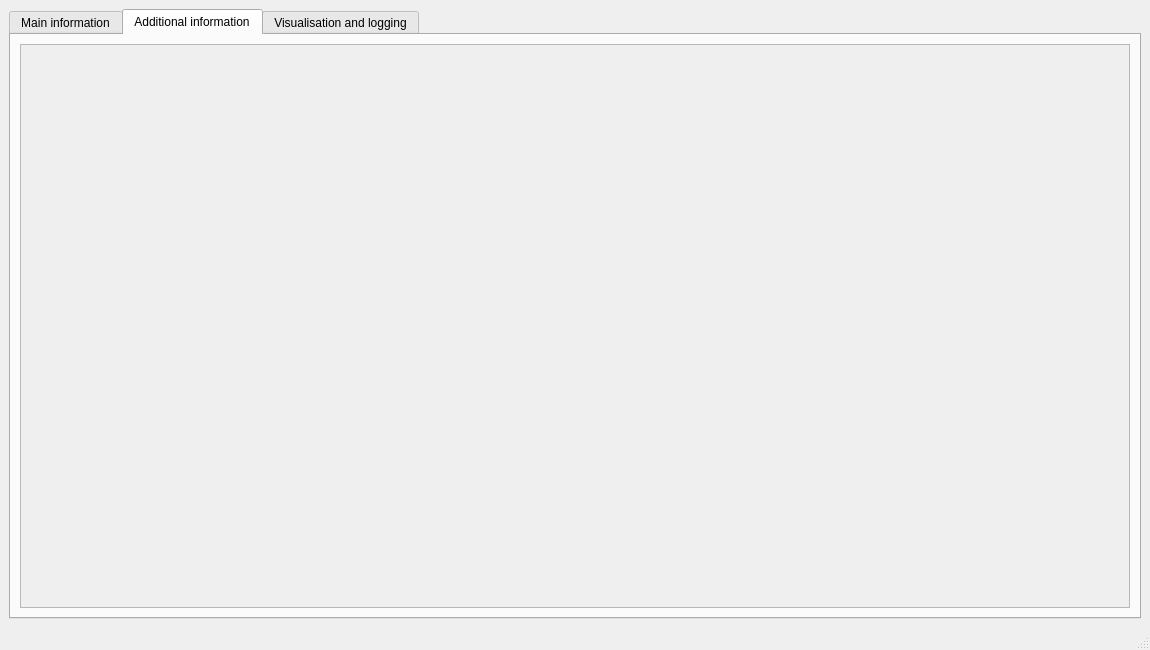
The window that app/mainwindow.ui (reedpxel/BMSInterface) describes before a commit, drawn with Qt 5.
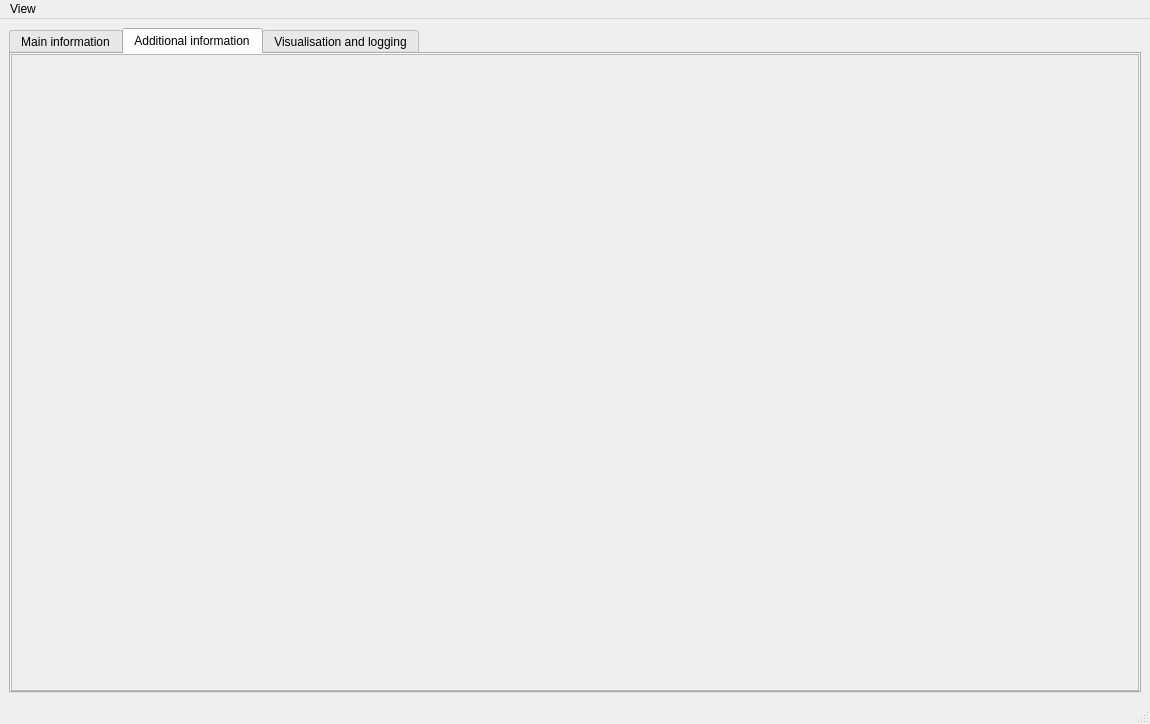
The same window after the commit. The open tabs and pages were chosen to show the change.

```diff
--- a/app/mainwindow.ui
+++ b/app/mainwindow.ui
@@ -7,7 +7,7 @@
     <x>0</x>
     <y>0</y>
     <width>1150</width>
-    <height>650</height>
+    <height>724</height>
    </rect>
   </property>
   <property name="minimumSize">
@@ -39,6 +39,21 @@
         <string>Additional information</string>
        </attribute>
        <layout class="QGridLayout" name="gridLayout_2">
+        <property name="leftMargin">
+         <number>0</number>
+        </property>
+        <property name="topMargin">
+         <number>0</number>
+        </property>
+        <property name="rightMargin">
+         <number>0</number>
+        </property>
+        <property name="bottomMargin">
+         <number>0</number>
+        </property>
+        <property name="spacing">
+         <number>0</number>
+        </property>
         <item row="0" column="0">
          <widget class="QScrollArea" name="scrollArea">
           <property name="lineWidth">
@@ -52,8 +67,8 @@
             <rect>
              <x>0</x>
              <y>0</y>
-             <width>1108</width>
-             <height>557</height>
+             <width>1126</width>
+             <height>626</height>
             </rect>
            </property>
           </widget>
@@ -71,6 +86,37 @@
    </layout>
   </widget>
   <widget class="QStatusBar" name="statusBar"/>
+  <widget class="QMenuBar" name="menuBar">
+   <property name="geometry">
+    <rect>
+     <x>0</x>
+     <y>0</y>
+     <width>1150</width>
+     <height>23</height>
+    </rect>
+   </property>
+   <widget class="QMenu" name="menuView">
+    <property name="title">
+     <string>View</string>
+    </property>
+    <addaction name="actionShow_received_data"/>
+   </widget>
+   <addaction name="menuView"/>
+  </widget>
+  <action name="actionShow_received_data">
+   <property name="checkable">
+    <bool>true</bool>
+   </property>
+   <property name="checked">
+    <bool>true</bool>
+   </property>
+   <property name="text">
+    <string>Show received data</string>
+   </property>
+   <property name="whatsThis">
+    <string extracomment="Show received messages in status bar"/>
+   </property>
+  </action>
  </widget>
  <resources/>
  <connections/>
```
